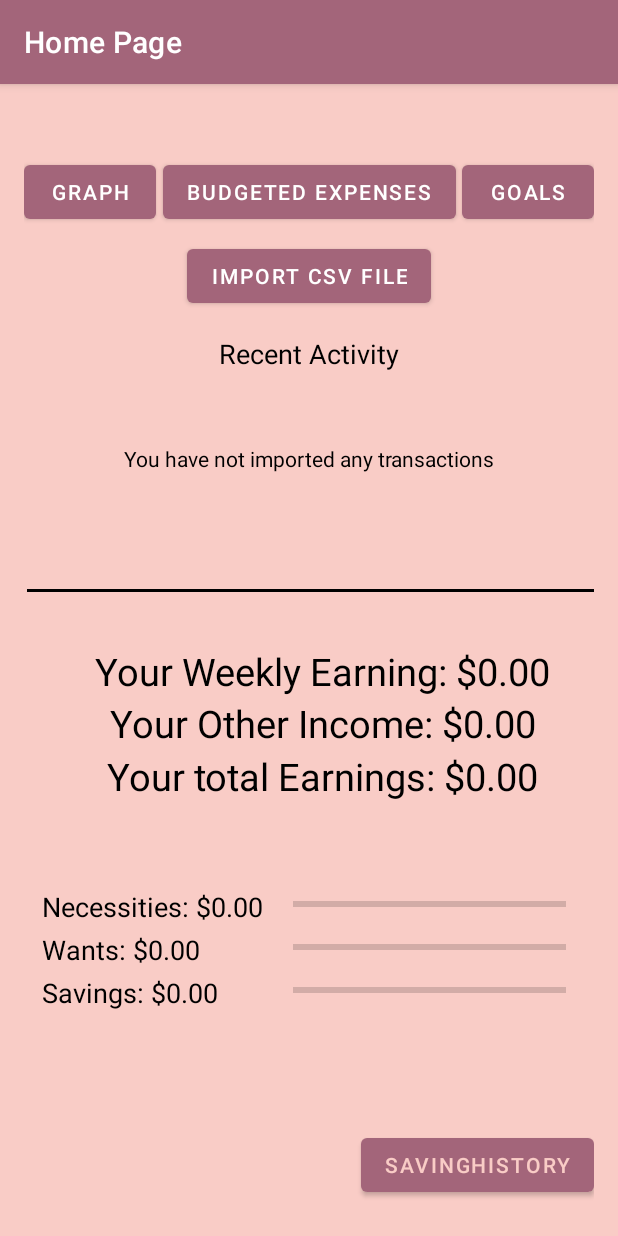
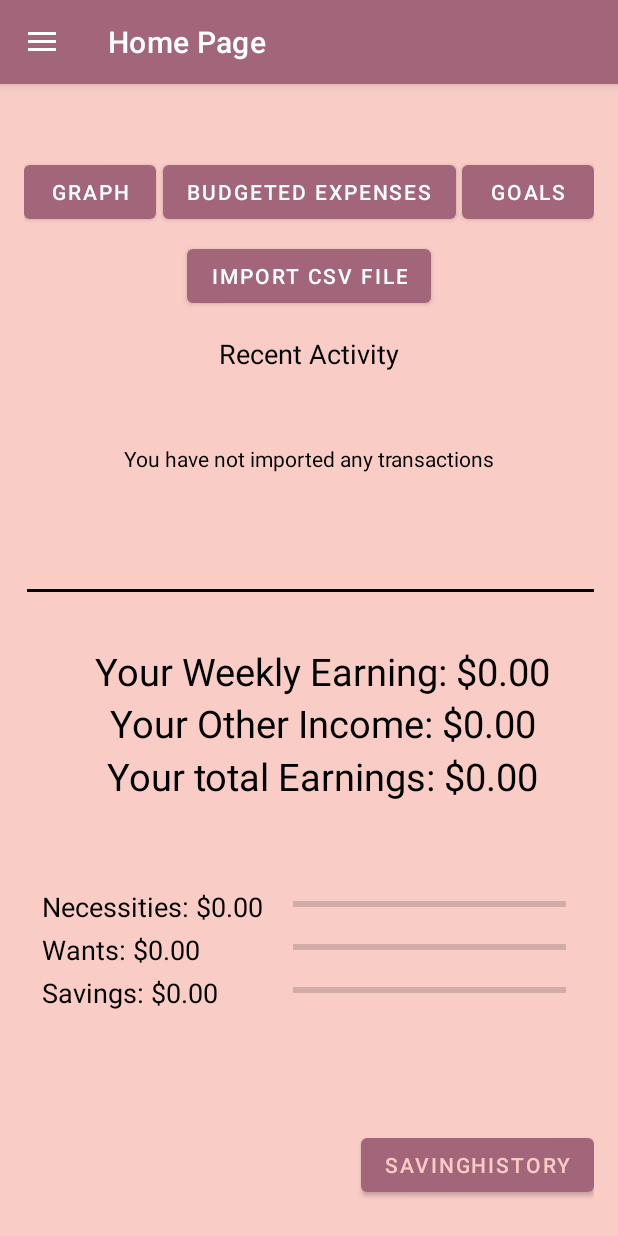
Before and after one commit to tzg4759/Saver_Sidekick, an Android app: the HomePageActivity screen opened directly, with no data from a screen before it, on a phone screen of 412 x 824 dp. Run offline under Robolectric (Android 15) with nearby library versions, the phone set to English and light mode, and no system bars.

Commit message:
Created a nav drawer

```diff
--- a/SaverSidekick/app/src/main/java/com/example/saversidekick/HomePageActivity.java
+++ b/SaverSidekick/app/src/main/java/com/example/saversidekick/HomePageActivity.java
@@ -29,9 +29,20 @@ import java.util.ArrayList;
 import java.util.Calendar;
 import java.util.Locale;
 
+import android.content.Intent;
+import android.os.Bundle;
+import android.view.MenuItem;
+import androidx.appcompat.app.ActionBarDrawerToggle;
+import androidx.appcompat.app.AppCompatActivity;
+import androidx.core.view.GravityCompat;
+import androidx.drawerlayout.widget.DrawerLayout;
+import com.google.android.material.navigation.NavigationView;
+
 public class HomePageActivity extends AppCompatActivity {
 
     ArrayList<Transaction> transactionList;
+    private DrawerLayout drawerLayout;
+    private ActionBarDrawerToggle toggle;
 
     @Override
     protected void onCreate(Bundle savedInstanceState) {
@@ -156,8 +167,44 @@ public class HomePageActivity extends AppCompatActivity {
         } else {
             progressBarSavings.setProgressTintList(ColorStateList.valueOf(Color.GREEN));
         }
+
+        drawerLayout = findViewById(R.id.drawer_layout);
+        NavigationView navigationView = findViewById(R.id.nav_view);
+
+        toggle = new ActionBarDrawerToggle(this, drawerLayout, R.string.navigation_drawer_open, R.string.navigation_drawer_close);
+        drawerLayout.addDrawerListener(toggle);
+        toggle.syncState();
+
+        getSupportActionBar().setDisplayHomeAsUpEnabled(true);
+
+        navigationView.setNavigationItemSelectedListener(menuItem -> {
+            switch (menuItem.getItemId()) {
+                case R.id.nav_goal:
+                    // Handle goals navigation
+                    startActivity(new Intent(HomePageActivity.this, GoalsActivity.class));
+                    break;
+                case R.id.nav_budget:
+                    // Handle budget navigation
+                    startActivity(new Intent(HomePageActivity.this, BudgetActivity.class));
+                    break;
+                case R.id.nav_graph:
+                    // Handle budget navigation
+                    startActivity(new Intent(HomePageActivity.this, BudgetActivity.class));
+                    break;
+                // Handle additional navigation items here
+            }
+            drawerLayout.closeDrawer(GravityCompat.START);
+            return true;
+        });
     }
 
+    @Override
+    public boolean onOptionsItemSelected(MenuItem item) {
+        if(toggle.onOptionsItemSelected(item)){
+            return true;
+        }
+        return super.onOptionsItemSelected(item);
+    }
     //activity to get results from the filepicker
     ActivityResultLauncher<Intent> activityResultLauncher = registerForActivityResult(
             new ActivityResultContracts.StartActivityForResult(),
--- a/SaverSidekick/app/src/main/res/layout/activity_home_page.xml
+++ b/SaverSidekick/app/src/main/res/layout/activity_home_page.xml
@@ -1,12 +1,17 @@
-<?xml version="1.0" encoding="utf-8"?>
-<androidx.constraintlayout.widget.ConstraintLayout xmlns:android="http://schemas.android.com/apk/res/android"
+<androidx.drawerlayout.widget.DrawerLayout
+    xmlns:android="http://schemas.android.com/apk/res/android"
     xmlns:app="http://schemas.android.com/apk/res-auto"
-    android:background="#F9CCC6"
-    xmlns:tools="http://schemas.android.com/tools"
+    android:id="@+id/drawer_layout"
     android:layout_width="match_parent"
-    android:layout_height="match_parent"
-    android:padding="16dp"
-    tools:ignore="ExtraText">
+    android:layout_height="match_parent">
+
+    <androidx.constraintlayout.widget.ConstraintLayout
+        android:background="#F9CCC6"
+        xmlns:tools="http://schemas.android.com/tools"
+        android:layout_width="match_parent"
+        android:layout_height="match_parent"
+        android:padding="16dp"
+        tools:ignore="ExtraText">
 
 
     <Button
@@ -241,3 +246,11 @@
 
 
 </androidx.constraintlayout.widget.ConstraintLayout>
+
+    <com.google.android.material.navigation.NavigationView
+        android:id="@+id/nav_view"
+        android:layout_width="wrap_content"
+        android:layout_height="match_parent"
+        android:layout_gravity="start"
+        app:menu="@menu/drawer_menu" />
+</androidx.drawerlayout.widget.DrawerLayout>
--- /dev/null
+++ b/SaverSidekick/app/src/main/res/menu/drawer_menu.xml
@@ -0,0 +1,16 @@
+<?xml version="1.0" encoding="utf-8"?>
+<menu xmlns:android="http://schemas.android.com/apk/res/android"
+    xmlns:tools="http://schemas.android.com/tools"
+    tools:showIn="navigation_view">
+
+    <group android:checkableBehavior="single">
+        <item android:id="@+id/nav_goal"
+            android:title="Goals" />
+
+        <item android:id="@+id/nav_budget"
+            android:title="Budget" />
+
+        <item android:id="@+id/nav_graph"
+            android:title="Graph" />
+    </group>
+</menu>
--- /dev/null
+++ b/SaverSidekick/app/src/main/res/values-land/dimens.xml
@@ -0,0 +1,3 @@
+<resources>
+    <dimen name="fab_margin">48dp</dimen>
+</resources>
--- /dev/null
+++ b/SaverSidekick/app/src/main/res/values-w1240dp/dimens.xml
@@ -0,0 +1,3 @@
+<resources>
+    <dimen name="fab_margin">200dp</dimen>
+</resources>
--- /dev/null
+++ b/SaverSidekick/app/src/main/res/values-w600dp/dimens.xml
@@ -0,0 +1,3 @@
+<resources>
+    <dimen name="fab_margin">48dp</dimen>
+</resources>
--- a/SaverSidekick/app/src/main/res/values/themes.xml
+++ b/SaverSidekick/app/src/main/res/values/themes.xml
@@ -13,4 +13,13 @@
         <item name="android:statusBarColor">?attr/colorPrimaryVariant</item>
         <!-- Customize your theme here. -->
     </style>
+
+    <style name="Theme.SaverSidekick.NoActionBar">
+        <item name="windowActionBar">false</item>
+        <item name="windowNoTitle">true</item>
+    </style>
+
+    <style name="Theme.SaverSidekick.AppBarOverlay" parent="ThemeOverlay.AppCompat.Dark.ActionBar" />
+
+    <style name="Theme.SaverSidekick.PopupOverlay" parent="ThemeOverlay.AppCompat.Light" />
 </resources>
```
Also changed, not shown: SaverSidekick/app/build.gradle (+14 -1 lines), SaverSidekick/app/src/main/AndroidManifest.xml (+8 -8 lines), SaverSidekick/app/src/main/java/com/example/saversidekick/ui/ui/gallery/GalleryViewModel.java (added, +19 -0 lines), SaverSidekick/app/src/main/java/com/example/saversidekick/ui/ui/home/HomeViewModel.java (added, +19 -0 lines), SaverSidekick/app/src/main/java/com/example/saversidekick/ui/ui/slideshow/SlideshowViewModel.java (added, +19 -0 lines), SaverSidekick/app/src/main/res/menu/main.xml (added, +9 -0 lines), SaverSidekick/app/src/main/res/navigation/mobile_navigation.xml (added, +25 -0 lines), SaverSidekick/app/src/main/res/values/dimens.xml (added, +8 -0 lines), SaverSidekick/app/src/main/res/values/strings.xml (+12 -0 lines).
